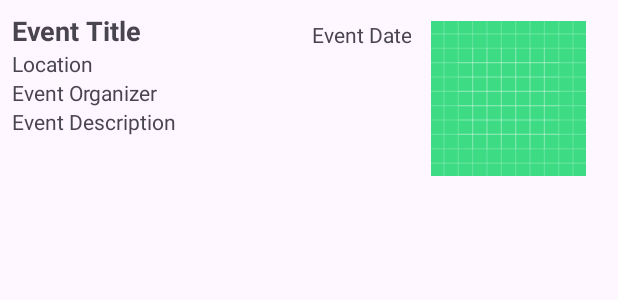
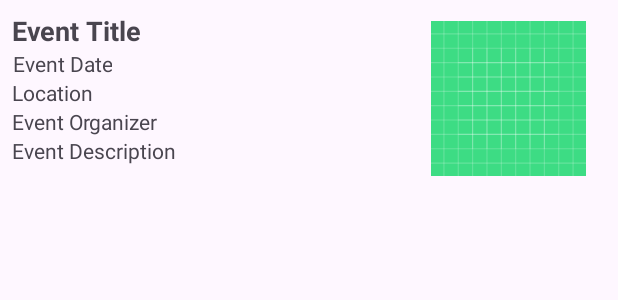
Before and after one commit to CMPUT301W24T53/Git-It-Done, an Android app: the layout event_display.xml on its own in the app's theme, with its tools: preview values and no code run, on a phone screen of 412 x 824 dp. Shown: the top 300 px of the screen. Run offline under Robolectric (Android 15) with nearby library versions, the phone set to English and light mode, and no system bars.

Commit message:
slight change to event display

```diff
--- a/app/src/main/res/layout/event_display.xml
+++ b/app/src/main/res/layout/event_display.xml
@@ -38,8 +38,8 @@
         android:layout_height="wrap_content"
         android:text="Event Date"
         android:gravity="end"
-        app:layout_constraintEnd_toStartOf="@+id/poster"
-        app:layout_constraintBottom_toBottomOf="@id/event_title">
+        app:layout_constraintStart_toStartOf="parent"
+        app:layout_constraintTop_toBottomOf="@id/event_title">
     </TextView>
 
 
@@ -74,7 +74,7 @@
         android:gravity="start"
         app:layout_constraintStart_toStartOf="parent"
         app:layout_constraintEnd_toStartOf="@+id/poster"
-        app:layout_constraintTop_toBottomOf="@id/event_title">
+        app:layout_constraintTop_toBottomOf="@id/event_date">
     </TextView>
 
 </androidx.constraintlayout.widget.ConstraintLayout>
```
